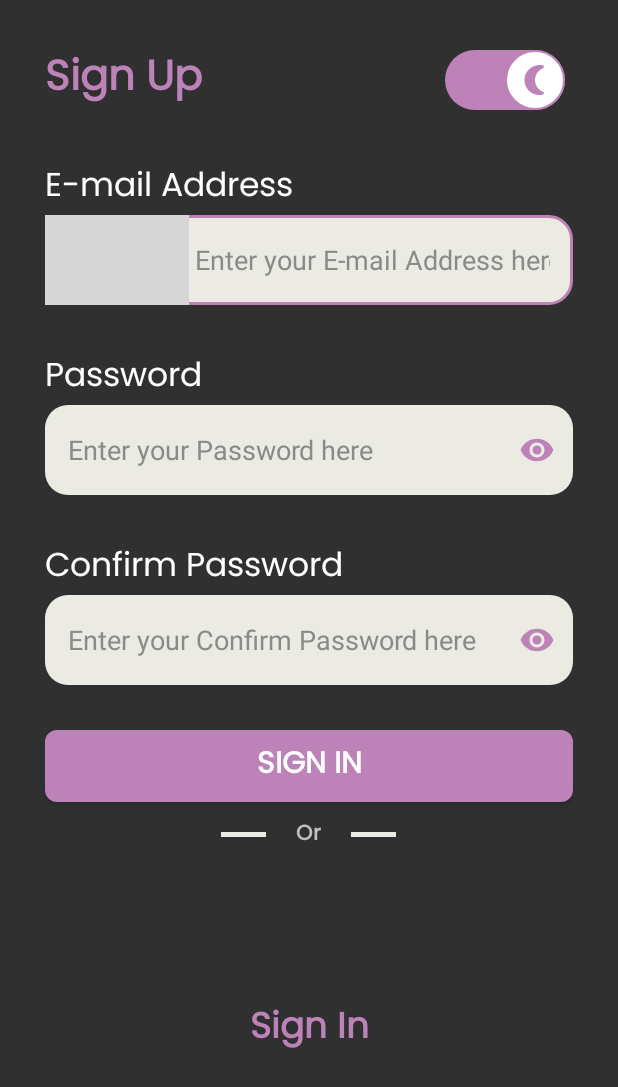
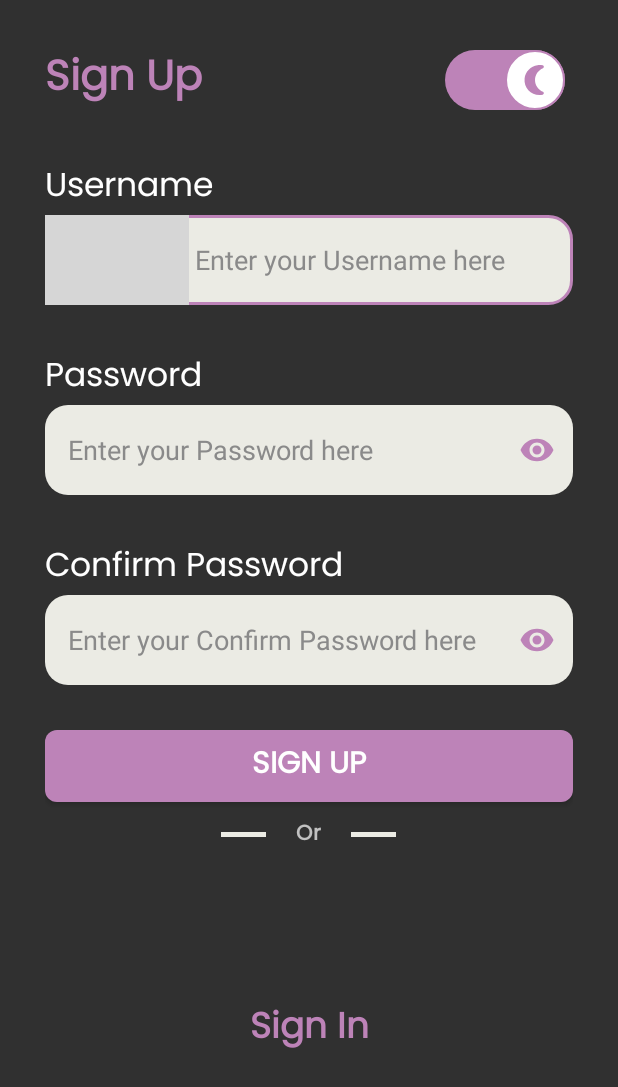
Before and after one commit to earlfunk21/Xephalon, an Android app: the RegisterActivity screen opened directly, with no data from a screen before it, on a phone screen of 412 x 824 dp. Shown: the top 1087 px of the screen. Run offline under Robolectric (Android 15) with nearby library versions, the phone set to English and light mode, and no system bars; grey boxes are pictures that could not be loaded.

Commit message:
Adding register

```diff
--- a/app/src/main/java/com/morax/xephalon/activity/HomeActivity.java
+++ b/app/src/main/java/com/morax/xephalon/activity/HomeActivity.java
@@ -46,6 +46,7 @@ public class HomeActivity extends AppCompatActivity {
         }
         editor.apply();
     }
+
     public void logoutUser(View view) {
         SharedPreferences.Editor editor = sharedPreferences.edit();
         editor.putString("user", "anonymous");
--- /dev/null
+++ b/app/src/main/java/com/morax/xephalon/api/AuthApi.java
@@ -0,0 +1,18 @@
+package com.morax.xephalon.api;
+
+import com.morax.xephalon.request.AuthRequest;
+import com.morax.xephalon.response.LoginResponse;
+import com.morax.xephalon.response.RegisterResponse;
+
+import retrofit2.Call;
+import retrofit2.http.Body;
+import retrofit2.http.POST;
+
+public interface AuthApi {
+
+    @POST("auth/login")
+    Call<LoginResponse> login(@Body AuthRequest authRequest);
+
+    @POST("auth/create")
+    Call<RegisterResponse> register(@Body AuthRequest authRequest);
+}
--- a/app/src/main/java/com/morax/xephalon/request/LoginRequest.java
+++ b/app/src/main/java/com/morax/xephalon/request/AuthRequest.java
@@ -1,11 +1,11 @@
 package com.morax.xephalon.request;
 
-public class LoginRequest {
+public class AuthRequest {
 
     private String username;
     private String password;
 
-    public LoginRequest(String username, String password) {
+    public AuthRequest(String username, String password) {
         this.username = username;
         this.password = password;
     }
--- a/app/src/main/res/layout/activity_home.xml
+++ b/app/src/main/res/layout/activity_home.xml
@@ -4,7 +4,7 @@
     xmlns:tools="http://schemas.android.com/tools"
     android:layout_width="match_parent"
     android:layout_height="match_parent"
-    tools:context=".activity.LoginActivity"
+    tools:context=".activity.HomeActivity"
     android:orientation="vertical"
     android:padding="30dp">
 
--- a/app/src/main/res/layout/activity_register.xml
+++ b/app/src/main/res/layout/activity_register.xml
@@ -46,7 +46,7 @@
         <TextView
             android:layout_width="wrap_content"
             android:layout_height="wrap_content"
-            android:text="@string/e_mail_address"
+            android:text="@string/username"
             android:textAppearance="@style/Label"/>
 
         <com.google.android.material.textfield.TextInputLayout
@@ -60,11 +60,11 @@
             app:startIconTint="?attr/colorPrimary">
 
             <com.google.android.material.textfield.TextInputEditText
-                android:id="@+id/et_email"
+                android:id="@+id/et_username_reg"
                 android:layout_width="match_parent"
                 android:layout_height="match_parent"
                 android:paddingHorizontal="15dp"
-                android:hint="Enter your E-mail Address here"
+                android:hint="Enter your Username here"
                 android:inputType="textEmailAddress"
                 android:textColorHint="@color/suva_grey"
                 android:background="@drawable/background_et" />
@@ -88,6 +88,7 @@
             app:passwordToggleTint="?attr/colorPrimary">
 
             <com.google.android.material.textfield.TextInputEditText
+                android:id="@+id/et_password_reg"
                 android:layout_width="match_parent"
                 android:layout_height="match_parent"
                 android:paddingHorizontal="15dp"
@@ -114,6 +115,7 @@
             app:passwordToggleTint="?attr/colorPrimary">
 
             <com.google.android.material.textfield.TextInputEditText
+                android:id="@+id/et_confirm_password"
                 android:layout_width="match_parent"
                 android:layout_height="match_parent"
                 android:paddingHorizontal="15dp"
@@ -126,11 +128,23 @@
     </LinearLayout>
 
     <Button
+        style="@style/Button"
         android:layout_width="match_parent"
         android:layout_height="wrap_content"
-        style="@style/Button"
-        android:text="@string/sign_in"
-        android:layout_marginBottom="10dp"/>
+        android:layout_marginBottom="10dp"
+        android:onClick="registerUser"
+        android:text="@string/sign_up" />
+
+    <TextView
+        android:id="@+id/tv_error_message_reg"
+        android:layout_width="match_parent"
+        android:layout_height="wrap_content"
+        android:text="Invalid Credentials"
+        android:textColor="?attr/colorError"
+        android:layout_marginBottom="10dp"
+        android:gravity="center"
+        android:visibility="gone"
+        android:fontFamily="@font/poppins_regular"/>
 
     <LinearLayout
         android:layout_width="match_parent"
--- a/app/src/main/res/values/strings.xml
+++ b/app/src/main/res/values/strings.xml
@@ -8,4 +8,5 @@
     <string name="sign_up">Sign Up</string>
     <string name="home">Home</string>
     <string name="logout_user">Logout User</string>
+    <string name="username">Username</string>
 </resources>
```
Also changed, not shown: app/src/main/java/com/morax/xephalon/ClientService.java (added, +21 -0 lines), app/src/main/java/com/morax/xephalon/activity/LoginActivity.java (+6 -10 lines), app/src/main/java/com/morax/xephalon/activity/RegisterActivity.java (+59 -0 lines), app/src/main/java/com/morax/xephalon/api/LoginApi.java (deleted, +0 -15 lines), app/src/main/java/com/morax/xephalon/response/RegisterResponse.java (added, +9 -0 lines), 1 other file.
